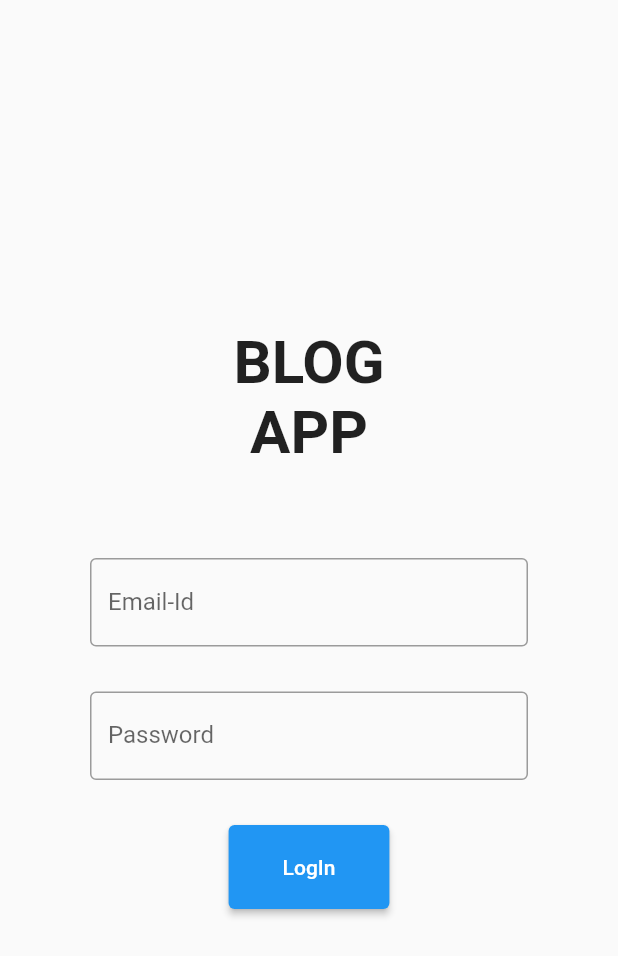
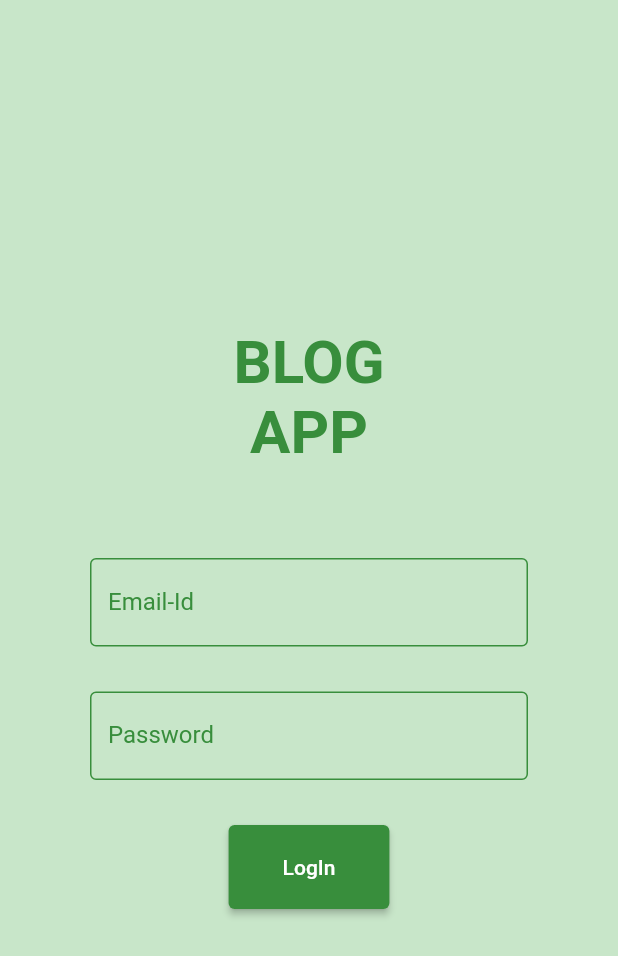
Before and after one commit to nilaylakhani/flutterblogapp, a Flutter app: the screen it shows after launch, on a phone screen of 412 x 824 dp. Shown: the top 956 px of the screen. Run offline on Flutter 3.47's test engine with Material 2 defaults, Android fonts, the phone set to English and light mode, and no system bars; our stand-ins replace cached_network_image, get, toast.

Commit message:
final commit

```diff
--- a/lib/controllers/loginScreenController.dart
+++ b/lib/controllers/loginScreenController.dart
@@ -1,4 +1,5 @@
 import 'package:blogappdemo/services/remoteServices.dart';
+import 'package:blogappdemo/utilities/constants.dart';
 import 'package:flutter/material.dart';
 import 'package:toast/toast.dart';
 
@@ -17,8 +18,16 @@ class LogInScreenController {
   buildTextField(
       String label, TextEditingController textController, bool isObscureText) {
     return TextField(
+      cursorColor: kDarkColor,
+      style: TextStyle(color: kPrimaryTextColor),
       decoration: InputDecoration(
-        border: OutlineInputBorder(),
+        enabledBorder:
+            OutlineInputBorder(borderSide: new BorderSide(color: kDarkColor)),
+        focusedBorder:
+            OutlineInputBorder(borderSide: new BorderSide(color: kDarkColor)),
+        focusColor: kDarkColor,
+        hoverColor: kDarkColor,
+        labelStyle: TextStyle(color: kDarkColor),
         labelText: label,
       ),
       keyboardType:
--- a/lib/screens/loginScreen.dart
+++ b/lib/screens/loginScreen.dart
@@ -1,4 +1,5 @@
 import 'package:blogappdemo/controllers/loginScreenController.dart';
+import 'package:blogappdemo/utilities/constants.dart';
 import 'package:flutter/material.dart';
 
 class LogInScreen extends StatelessWidget {
@@ -7,7 +8,9 @@ class LogInScreen extends StatelessWidget {
   @override
   Widget build(BuildContext context) {
     return Scaffold(
-        body: Center(
+        body: Container(
+      color: kLightColor,
+      child: Center(
         child: SingleChildScrollView(
           child: Padding(
             padding: const EdgeInsets.symmetric(horizontal: 60),
@@ -17,7 +20,10 @@ class LogInScreen extends StatelessWidget {
                 Text(
                   'BLOG\nAPP',
                   textAlign: TextAlign.center,
-                style: TextStyle(fontWeight: FontWeight.bold, fontSize: 40),
+                  style: TextStyle(
+                      fontWeight: FontWeight.bold,
+                      color: kDarkColor,
+                      fontSize: 40),
                 ),
                 SizedBox(height: gapValue * 2),
                 logInScreenController.buildTextField(
@@ -27,6 +33,9 @@ class LogInScreen extends StatelessWidget {
                     'Password', logInScreenController.passwordController, true),
                 SizedBox(height: gapValue),
                 ElevatedButton(
+                    style: ElevatedButton.styleFrom(
+                      primary: kDarkColor,
+                    ),
                     onPressed: () {
                       logInScreenController.onLoginClick(context);
                     },
@@ -38,6 +47,7 @@ class LogInScreen extends StatelessWidget {
             ),
           ),
         ),
+      ),
     ));
   }
 }
--- a/lib/utilities/constants.dart
+++ b/lib/utilities/constants.dart
@@ -0,0 +1,6 @@
+import 'package:flutter/material.dart';
+
+final kDarkColor = Color(0xFF388E3C);
+final kLightColor = Color(0xFFC8E6C9);
+final kPrimaryTextColor = Color(0XFF212121);
+final kSecondTextColor = Color(0XFF757575);
--- a/lib/utilities/routeGenerator.dart
+++ b/lib/utilities/routeGenerator.dart
@@ -1,3 +1,4 @@
+import 'package:blogappdemo/screens/blogDetailScreen.dart';
 import 'package:blogappdemo/screens/blogListScreen.dart';
 import 'package:blogappdemo/screens/loginScreen.dart';
 import 'package:flutter/material.dart';
@@ -10,7 +11,7 @@ class RouteGenerator {
       case '/blogList':
         return MaterialPageRoute(builder: (_) => BlogListScreen());
       case '/blogDetail':
-      // return MaterialPageRoute(builder: (_) => ChatScreen());
+        return MaterialPageRoute(builder: (_) => BlogDetailScreen());
       default:
         return MaterialPageRoute(builder: (_) => LogInScreen());
     }
```
Also changed, not shown: lib/controllers/blogListScreenController.dart (+31 -17 lines), lib/screens/blogDetailScreen.dart (+65 -0 lines), lib/screens/blogListScreen.dart (+10 -3 lines). Lines whose indentation alone changed are shown as unchanged.
